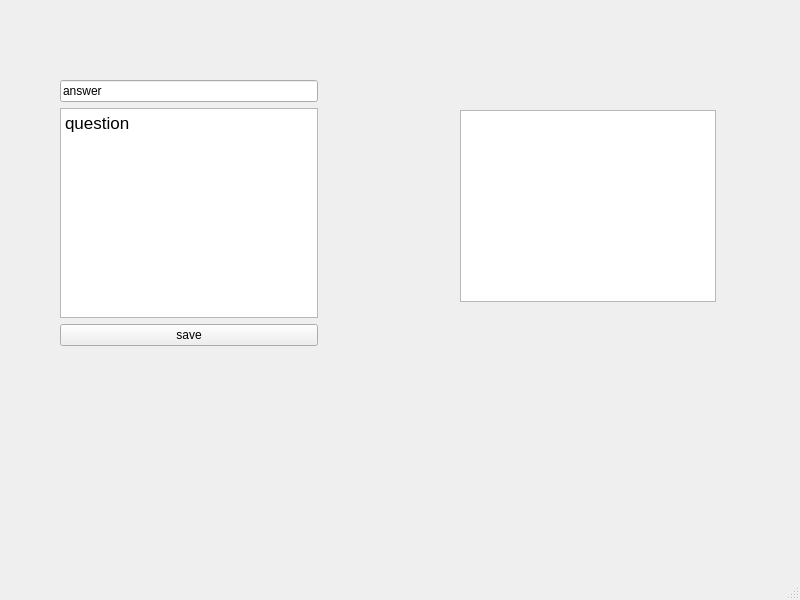
Qt form flashcards.ui (anga95/Flashcards) before a commit.
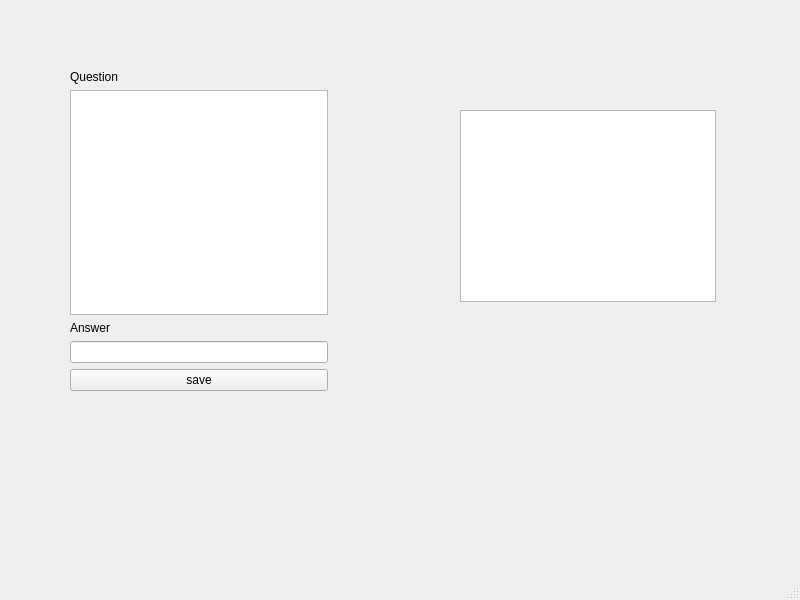
The same form after that commit.

Commit message: added flashcard_details

The edit to the form file:
```diff
--- a/flashcards.ui
+++ b/flashcards.ui
@@ -24,20 +24,20 @@
      </rect>
     </property>
    </widget>
-   <widget class="QWidget" name="">
+   <widget class="QWidget" name="layoutWidget">
     <property name="geometry">
      <rect>
-      <x>60</x>
-      <y>80</y>
+      <x>70</x>
+      <y>70</y>
       <width>258</width>
-      <height>266</height>
+      <height>321</height>
      </rect>
     </property>
     <layout class="QVBoxLayout" name="verticalLayout">
      <item>
-      <widget class="QLineEdit" name="text_answer">
+      <widget class="QLabel" name="label">
        <property name="text">
-        <string>answer</string>
+        <string>Question</string>
        </property>
       </widget>
      </item>
@@ -51,7 +51,21 @@
 li.unchecked::marker { content: &quot;\2610&quot;; }
 li.checked::marker { content: &quot;\2612&quot;; }
 &lt;/style&gt;&lt;/head&gt;&lt;body style=&quot; font-family:'.AppleSystemUIFont'; font-size:13pt; font-weight:400; font-style:normal;&quot;&gt;
-&lt;p style=&quot; margin-top:0px; margin-bottom:0px; margin-left:0px; margin-right:0px; -qt-block-indent:0; text-indent:0px;&quot;&gt;question&lt;/p&gt;&lt;/body&gt;&lt;/html&gt;</string>
+&lt;p style=&quot;-qt-paragraph-type:empty; margin-top:0px; margin-bottom:0px; margin-left:0px; margin-right:0px; -qt-block-indent:0; text-indent:0px;&quot;&gt;&lt;br /&gt;&lt;/p&gt;&lt;/body&gt;&lt;/html&gt;</string>
+       </property>
+      </widget>
+     </item>
+     <item>
+      <widget class="QLabel" name="label_2">
+       <property name="text">
+        <string>Answer</string>
+       </property>
+      </widget>
+     </item>
+     <item>
+      <widget class="QLineEdit" name="text_answer">
+       <property name="text">
+        <string/>
        </property>
       </widget>
      </item>
```
The commit also changes 6 other files.
